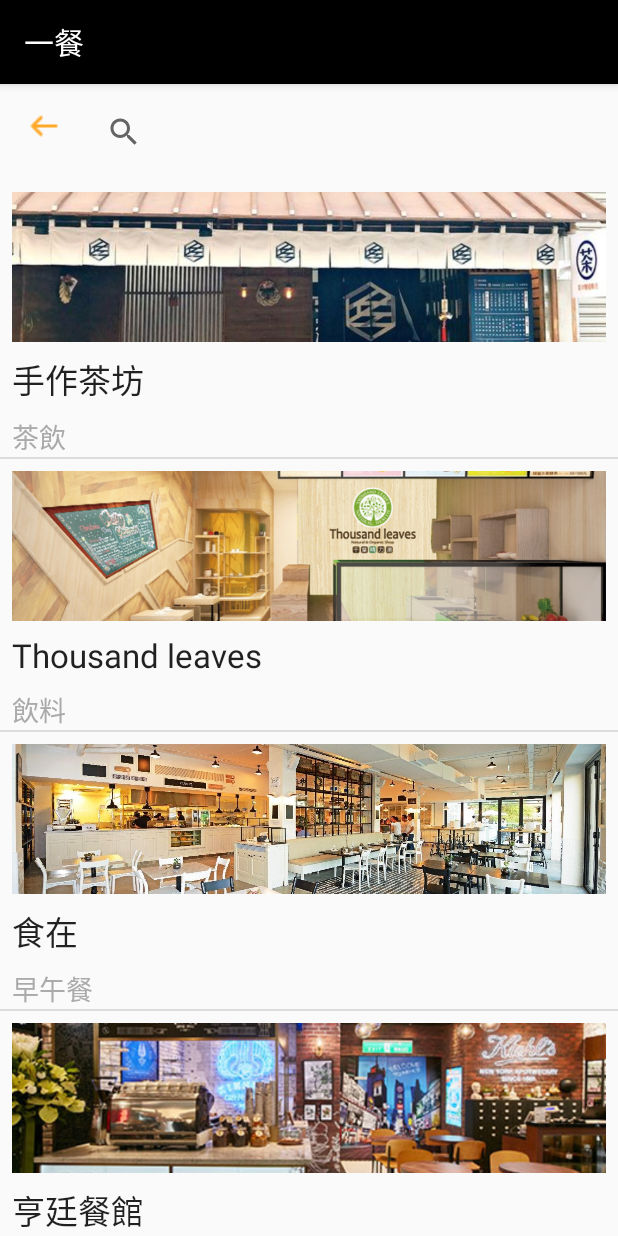
After one commit to hb091515/Ordering_system, an Android app: the First_Restaurant screen opened directly, with no data from a screen before it, on a phone screen of 412 x 824 dp. The commit adds this screen. Run offline under Robolectric (Android 15) with nearby library versions, the light colour scheme and no system bars.

Commit message:
Issue #6. https://github.com/hb091515/Ordering_system/issues/6 Code review.

```diff
--- a/app/src/main/AndroidManifest.xml
+++ b/app/src/main/AndroidManifest.xml
@@ -18,7 +18,7 @@
                 <category android:name="android.intent.category.LAUNCHER" />
             </intent-filter>
         </activity>
-        <activity android:name=".first_restaurant" />
+        <activity android:name=".First_Restaurant" />
         <activity android:name=".First_Restaurant_Meal" />
         <activity android:name=".Shopping_cart"></activity>
     </application>
--- /dev/null
+++ b/app/src/main/java/com/example/user/ordering_system/First_Restaurant.java
@@ -0,0 +1,106 @@
+package com.example.user.ordering_system;
+
+import android.content.Intent;
+import android.support.v7.app.AppCompatActivity;
+import android.os.Bundle;
+import android.view.View;
+import android.view.ViewGroup;
+import android.widget.AdapterView;
+import android.widget.BaseAdapter;
+import android.widget.ImageButton;
+import android.widget.ImageView;
+import android.widget.ListView;
+import android.widget.TextView;
+
+/**
+ * 第一餐廳內的店家
+ *
+ * @author ??
+ */
+public class First_Restaurant extends AppCompatActivity {
+
+    // 返回圖示??
+    ImageButton backIcon;
+    // 顯示餐廳內的店家
+    ListView shopListView;
+
+    String[] titles = {"手作茶坊", "Thousand leaves", "食在", "亨廷餐館"};
+    String[] shopTypes = {"茶飲", "飲料", "早午餐", "buffer"};
+
+    // 四家餐廳的 icons
+    int[] icons = {R.drawable.drink3,
+            R.drawable.drink1,
+            R.drawable.food2,
+            R.drawable.food3};
+
+    @Override
+    protected void onCreate(Bundle savedInstanceState) {
+        super.onCreate(savedInstanceState);
+        setContentView(R.layout.activity_first_restaurant);
+
+        setTitle("一餐");
+        initUIFields();
+
+        ShopListViewAdapter adapter = new ShopListViewAdapter();
+        shopListView.setAdapter(adapter);
+        shopListView.setOnItemClickListener(new AdapterView.OnItemClickListener() {
+            @Override
+            public void onItemClick(AdapterView<?> parent, View view, int position, long id) {
+                switch(position){
+                    case 0:
+                        Intent intent=new Intent(First_Restaurant.this,First_Restaurant_Meal.class);
+                        startActivity(intent);
+                        break;
+                }
+            }
+        });
+
+
+        backIcon.setOnClickListener(new View.OnClickListener() {
+            @Override
+            public void onClick(View v) {
+                finish();
+            }
+        });
+
+
+    }
+
+    private void initUIFields() {
+        shopListView = findViewById(R.id.itemlist);
+        backIcon = findViewById(R.id.backicon);
+    }
+
+
+    class ShopListViewAdapter extends BaseAdapter {
+        @Override
+        public int getCount() {
+            return titles.length;
+        }
+
+        @Override
+        public Object getItem(int position) {
+            return titles[position];
+        }
+
+        @Override
+        public long getItemId(int position) {
+            return icons[position];
+        }
+
+        @Override
+        public View getView(int position, View convertView, ViewGroup parent) {
+//            View v = convertView;
+            if (convertView == null) {
+                convertView = getLayoutInflater().inflate(R.layout.first_restaurant_item, null);
+                ImageView image = convertView.findViewById(R.id.item_image);
+                TextView title = convertView.findViewById(R.id.item_text);
+                TextView shopType = convertView.findViewById(R.id.storetype);
+                image.setImageResource(icons[position]);
+                title.setText(First_Restaurant.this.titles[position]);
+                shopType.setText(shopTypes[position]);
+            }
+            return convertView;
+        }
+    }
+}
--- a/app/src/main/java/com/example/user/ordering_system/MainActivity.java
+++ b/app/src/main/java/com/example/user/ordering_system/MainActivity.java
@@ -30,7 +30,7 @@
         first.setOnClickListener(new View.OnClickListener() {
             @Override
             public void onClick(View v) {
-                Intent intent=new Intent(MainActivity.this,first_restaurant.class);
+                Intent intent=new Intent(MainActivity.this,First_Restaurant.class);
                 startActivity(intent);
             }
         });
--- a/app/src/main/res/layout/activity_first_restaurant.xml
+++ b/app/src/main/res/layout/activity_first_restaurant.xml
@@ -4,7 +4,7 @@
     xmlns:tools="http://schemas.android.com/tools"
     android:layout_width="match_parent"
     android:layout_height="match_parent"
-    tools:context=".first_restaurant">
+    tools:context=".First_Restaurant">
 
     <LinearLayout
         android:id="@+id/linearLayout5"
```
Also changed, not shown: app/src/main/java/com/example/user/ordering_system/First_Restaurant_Meal.java (+27 -32 lines), app/src/main/java/com/example/user/ordering_system/first_restaurant.java (deleted, +0 -95 lines).
